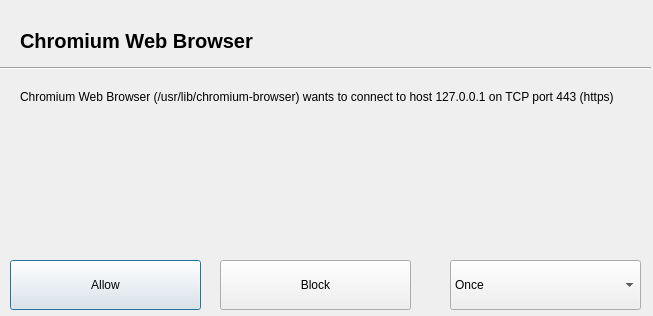
This is ui/res/dialog.ui in evilsocket/opensnitch as Qt 5 draws it before an edit. The edited form follows.
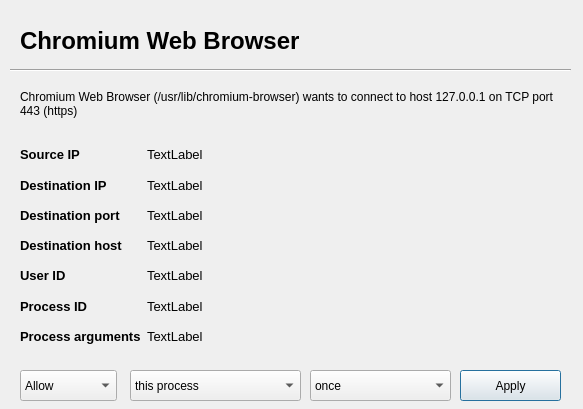
This is the edited form.

```diff
--- a/ui/res/dialog.ui
+++ b/ui/res/dialog.ui
@@ -6,12 +6,12 @@
    <rect>
     <x>0</x>
     <y>0</y>
-    <width>653</width>
-    <height>316</height>
+    <width>583</width>
+    <height>409</height>
    </rect>
   </property>
   <property name="sizePolicy">
-   <sizepolicy hsizetype="MinimumExpanding" vsizetype="MinimumExpanding">
+   <sizepolicy hsizetype="Expanding" vsizetype="Expanding">
     <horstretch>37</horstretch>
     <verstretch>0</verstretch>
    </sizepolicy>
@@ -22,12 +22,6 @@
     <height>220</height>
    </size>
   </property>
-  <property name="maximumSize">
-   <size>
-    <width>1000</width>
-    <height>400</height>
-   </size>
-  </property>
   <property name="font">
    <font>
     <kerning>true</kerning>
@@ -36,6 +30,12 @@
   <property name="windowTitle">
    <string>OpenSnitch</string>
   </property>
+  <property name="sizeGripEnabled">
+   <bool>false</bool>
+  </property>
+  <property name="modal">
+   <bool>false</bool>
+  </property>
   <widget class="QLabel" name="appNameLabel">
    <property name="geometry">
     <rect>
@@ -47,7 +47,7 @@
    </property>
    <property name="font">
     <font>
-     <pointsize>15</pointsize>
+     <pointsize>18</pointsize>
      <weight>75</weight>
      <bold>true</bold>
     </font>
@@ -59,10 +59,10 @@
   <widget class="Line" name="line">
    <property name="geometry">
     <rect>
-     <x>0</x>
+     <x>10</x>
      <y>60</y>
-     <width>651</width>
-     <height>16</height>
+     <width>561</width>
+     <height>20</height>
     </rect>
    </property>
    <property name="orientation">
@@ -74,8 +74,8 @@
     <rect>
      <x>20</x>
      <y>90</y>
-     <width>611</width>
-     <height>81</height>
+     <width>551</width>
+     <height>41</height>
     </rect>
    </property>
    <property name="text">
@@ -91,47 +91,23 @@
   <widget class="QPushButton" name="denyButton">
    <property name="geometry">
     <rect>
-     <x>220</x>
-     <y>260</y>
-     <width>191</width>
-     <height>50</height>
+     <x>460</x>
+     <y>370</y>
+     <width>101</width>
+     <height>31</height>
     </rect>
    </property>
    <property name="text">
-    <string>Block</string>
+    <string>Apply</string>
    </property>
   </widget>
-  <widget class="QPushButton" name="allowButton">
+  <widget class="QComboBox" name="durationCombo">
    <property name="geometry">
     <rect>
-     <x>10</x>
-     <y>260</y>
-     <width>191</width>
-     <height>50</height>
-    </rect>
-   </property>
-   <property name="font">
-    <font>
-     <strikeout>false</strikeout>
-    </font>
-   </property>
-   <property name="mouseTracking">
-    <bool>false</bool>
-   </property>
-   <property name="text">
-    <string>Allow</string>
-   </property>
-   <property name="default">
-    <bool>true</bool>
-   </property>
-  </widget>
-  <widget class="QComboBox" name="actionComboBox">
-   <property name="geometry">
-    <rect>
-     <x>450</x>
-     <y>260</y>
-     <width>191</width>
-     <height>50</height>
+     <x>310</x>
+     <y>370</y>
+     <width>141</width>
+     <height>31</height>
     </rect>
    </property>
    <property name="minimumSize">
@@ -148,7 +124,7 @@
    </property>
    <item>
     <property name="text">
-     <string>Once</string>
+     <string>once</string>
     </property>
    </item>
    <item>
@@ -165,7 +141,7 @@
   <widget class="QLabel" name="iconLabel">
    <property name="geometry">
     <rect>
-     <x>590</x>
+     <x>500</x>
      <y>5</y>
      <width>60</width>
      <height>60</height>
@@ -178,6 +154,328 @@
     <set>Qt::AlignLeading|Qt::AlignLeft|Qt::AlignVCenter</set>
    </property>
   </widget>
+  <widget class="QComboBox" name="whatCombo">
+   <property name="geometry">
+    <rect>
+     <x>130</x>
+     <y>370</y>
+     <width>171</width>
+     <height>31</height>
+    </rect>
+   </property>
+   <property name="minimumSize">
+    <size>
+     <width>97</width>
+     <height>26</height>
+    </size>
+   </property>
+   <property name="maximumSize">
+    <size>
+     <width>204</width>
+     <height>50</height>
+    </size>
+   </property>
+   <item>
+    <property name="text">
+     <string>this process</string>
+    </property>
+   </item>
+   <item>
+    <property name="text">
+     <string>this destination port</string>
+    </property>
+   </item>
+   <item>
+    <property name="text">
+     <string>this user</string>
+    </property>
+   </item>
+   <item>
+    <property name="text">
+     <string>this destination ip</string>
+    </property>
+   </item>
+  </widget>
+  <widget class="QWidget" name="gridLayoutWidget">
+   <property name="geometry">
+    <rect>
+     <x>20</x>
+     <y>140</y>
+     <width>541</width>
+     <height>211</height>
+    </rect>
+   </property>
+   <layout class="QGridLayout" name="gridLayout">
+    <property name="sizeConstraint">
+     <enum>QLayout::SetMinimumSize</enum>
+    </property>
+    <property name="verticalSpacing">
+     <number>1</number>
+    </property>
+    <item row="0" column="2">
+     <widget class="QLabel" name="sourceIPLabel">
+      <property name="font">
+       <font>
+        <pointsize>10</pointsize>
+       </font>
+      </property>
+      <property name="text">
+       <string>TextLabel</string>
+      </property>
+     </widget>
+    </item>
+    <item row="4" column="1">
+     <widget class="QLabel" name="label_6">
+      <property name="sizePolicy">
+       <sizepolicy hsizetype="Fixed" vsizetype="Preferred">
+        <horstretch>0</horstretch>
+        <verstretch>0</verstretch>
+       </sizepolicy>
+      </property>
+      <property name="font">
+       <font>
+        <pointsize>10</pointsize>
+        <weight>75</weight>
+        <bold>true</bold>
+       </font>
+      </property>
+      <property name="text">
+       <string>User ID</string>
+      </property>
+     </widget>
+    </item>
+    <item row="2" column="1">
+     <widget class="QLabel" name="label_5">
+      <property name="sizePolicy">
+       <sizepolicy hsizetype="Fixed" vsizetype="Preferred">
+        <horstretch>0</horstretch>
+        <verstretch>0</verstretch>
+       </sizepolicy>
+      </property>
+      <property name="font">
+       <font>
+        <pointsize>10</pointsize>
+        <weight>75</weight>
+        <bold>true</bold>
+       </font>
+      </property>
+      <property name="text">
+       <string>Destination port</string>
+      </property>
+     </widget>
+    </item>
+    <item row="3" column="1">
+     <widget class="QLabel" name="label_4">
+      <property name="sizePolicy">
+       <sizepolicy hsizetype="Fixed" vsizetype="Preferred">
+        <horstretch>0</horstretch>
+        <verstretch>0</verstretch>
+       </sizepolicy>
+      </property>
+      <property name="font">
+       <font>
+        <pointsize>10</pointsize>
+        <weight>75</weight>
+        <bold>true</bold>
+       </font>
+      </property>
+      <property name="text">
+       <string>Destination host</string>
+      </property>
+     </widget>
+    </item>
+    <item row="0" column="1">
+     <widget class="QLabel" name="label">
+      <property name="sizePolicy">
+       <sizepolicy hsizetype="Fixed" vsizetype="Preferred">
+        <horstretch>0</horstretch>
+        <verstretch>0</verstretch>
+       </sizepolicy>
+      </property>
+      <property name="font">
+       <font>
+        <pointsize>10</pointsize>
+        <weight>75</weight>
+        <bold>true</bold>
+       </font>
+      </property>
+      <property name="text">
+       <string>Source IP</string>
+      </property>
+     </widget>
+    </item>
+    <item row="5" column="1">
+     <widget class="QLabel" name="label_7">
+      <property name="sizePolicy">
+       <sizepolicy hsizetype="Fixed" vsizetype="Preferred">
+        <horstretch>0</horstretch>
+        <verstretch>0</verstretch>
+       </sizepolicy>
+      </property>
+      <property name="font">
+       <font>
+        <pointsize>10</pointsize>
+        <weight>75</weight>
+        <bold>true</bold>
+       </font>
+      </property>
+      <property name="text">
+       <string>Process ID</string>
+      </property>
+     </widget>
+    </item>
+    <item row="1" column="1">
+     <widget class="QLabel" name="label_3">
+      <property name="sizePolicy">
+       <sizepolicy hsizetype="Fixed" vsizetype="Preferred">
+        <horstretch>0</horstretch>
+        <verstretch>0</verstretch>
+       </sizepolicy>
+      </property>
+      <property name="font">
+       <font>
+        <pointsize>10</pointsize>
+        <weight>75</weight>
+        <bold>true</bold>
+       </font>
+      </property>
+      <property name="text">
+       <string>Destination IP</string>
+      </property>
+     </widget>
+    </item>
+    <item row="6" column="1">
+     <widget class="QLabel" name="label_8">
+      <property name="sizePolicy">
+       <sizepolicy hsizetype="Fixed" vsizetype="Preferred">
+        <horstretch>0</horstretch>
+        <verstretch>0</verstretch>
+       </sizepolicy>
+      </property>
+      <property name="font">
+       <font>
+        <pointsize>10</pointsize>
+        <weight>75</weight>
+        <bold>true</bold>
+       </font>
+      </property>
+      <property name="text">
+       <string>Process arguments</string>
+      </property>
+     </widget>
+    </item>
+    <item row="1" column="2">
+     <widget class="QLabel" name="destIPLabel">
+      <property name="font">
+       <font>
+        <pointsize>10</pointsize>
+       </font>
+      </property>
+      <property name="text">
+       <string>TextLabel</string>
+      </property>
+     </widget>
+    </item>
+    <item row="2" column="2">
+     <widget class="QLabel" name="destPortLabel">
+      <property name="font">
+       <font>
+        <pointsize>10</pointsize>
+       </font>
+      </property>
+      <property name="text">
+       <string>TextLabel</string>
+      </property>
+     </widget>
+    </item>
+    <item row="3" column="2">
+     <widget class="QLabel" name="destHostLabel">
+      <property name="font">
+       <font>
+        <pointsize>10</pointsize>
+       </font>
+      </property>
+      <property name="text">
+       <string>TextLabel</string>
+      </property>
+     </widget>
+    </item>
+    <item row="4" column="2">
+     <widget class="QLabel" name="uidLabel">
+      <property name="font">
+       <font>
+        <pointsize>10</pointsize>
+       </font>
+      </property>
+      <property name="text">
+       <string>TextLabel</string>
+      </property>
+     </widget>
+    </item>
+    <item row="5" column="2">
+     <widget class="QLabel" name="pidLabel">
+      <property name="font">
+       <font>
+        <pointsize>10</pointsize>
+       </font>
+      </property>
+      <property name="text">
+       <string>TextLabel</string>
+      </property>
+     </widget>
+    </item>
+    <item row="6" column="2">
+     <widget class="QLabel" name="argsLabel">
+      <property name="sizePolicy">
+       <sizepolicy hsizetype="Expanding" vsizetype="Preferred">
+        <horstretch>0</horstretch>
+        <verstretch>0</verstretch>
+       </sizepolicy>
+      </property>
+      <property name="font">
+       <font>
+        <pointsize>10</pointsize>
+       </font>
+      </property>
+      <property name="text">
+       <string>TextLabel</string>
+      </property>
+     </widget>
+    </item>
+   </layout>
+  </widget>
+  <widget class="QComboBox" name="actionCombo">
+   <property name="geometry">
+    <rect>
+     <x>20</x>
+     <y>370</y>
+     <width>97</width>
+     <height>31</height>
+    </rect>
+   </property>
+   <property name="minimumSize">
+    <size>
+     <width>97</width>
+     <height>26</height>
+    </size>
+   </property>
+   <property name="maximumSize">
+    <size>
+     <width>204</width>
+     <height>50</height>
+    </size>
+   </property>
+   <item>
+    <property name="text">
+     <string>Allow</string>
+    </property>
+   </item>
+   <item>
+    <property name="text">
+     <string>Block</string>
+    </property>
+   </item>
+  </widget>
  </widget>
  <resources/>
  <connections/>
```
Left out of the diff: 9 changed lines with no effect on the pictures.
